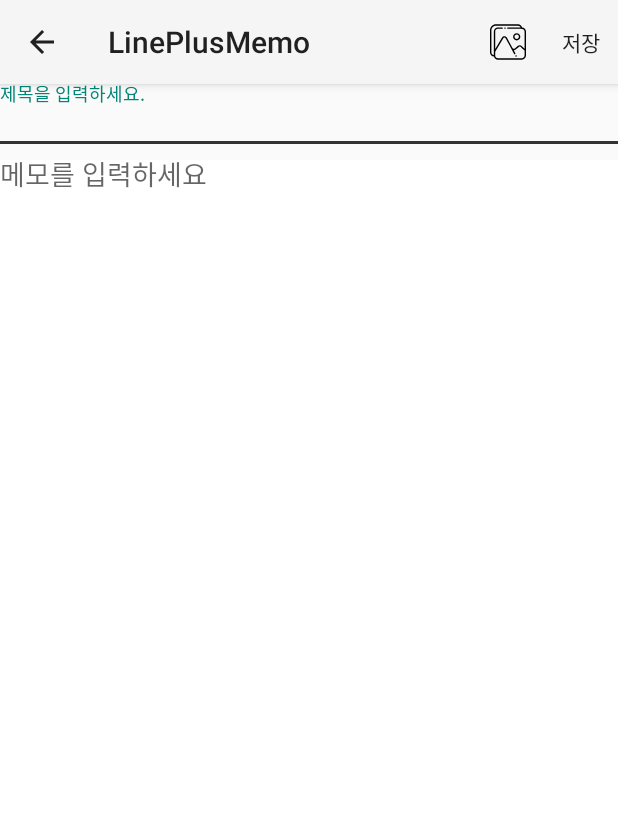
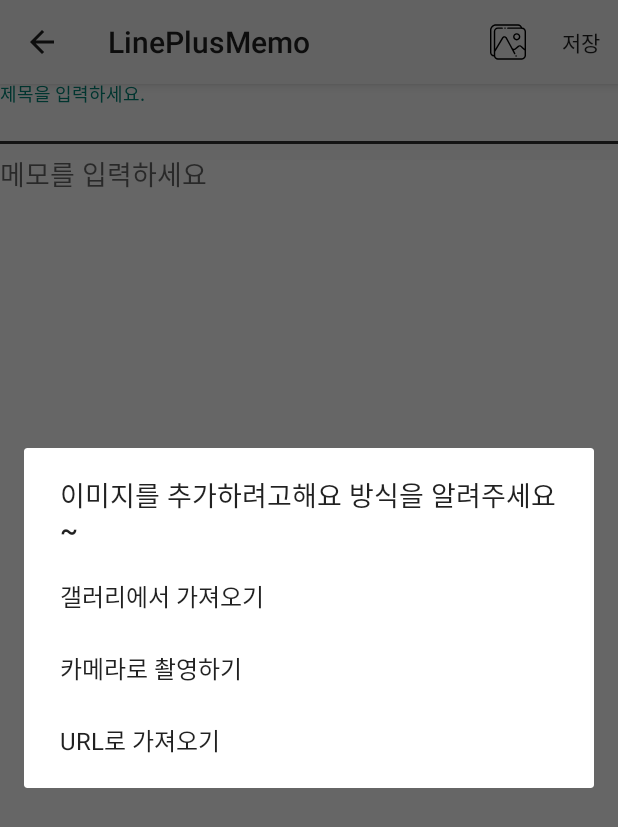
Before and after one commit to saechimdaeki/SimpleLineMemo, an Android app: the EditNoteActivity screen opened directly, with no data from a screen before it, after a tap on "갤러리", on a phone screen of 412 x 824 dp. Shown: the top 827 px of the screen. Run offline under Robolectric (Android 15) with nearby library versions, the phone set to English and light mode, and no system bars; our stand-ins replace Room's generated code.

```diff
--- a/app/src/main/AndroidManifest.xml
+++ b/app/src/main/AndroidManifest.xml
@@ -4,6 +4,7 @@
     <uses-permission android:name="android.permission.INTERNET"/>
     <uses-permission android:name="android.permission.READ_EXTERNAL_STORAGE" />
     <uses-permission android:name="android.permission.WRITE_EXTERNAL_STORAGE" />
+    <uses-permission android:name="android.permission.CAMERA" />
     <application
         android:allowBackup="true"
         android:icon="@mipmap/ic_launcher"
--- a/app/src/main/java/LINE/MEMO/KIMJUNSEONG/EditNoteActivity.java
+++ b/app/src/main/java/LINE/MEMO/KIMJUNSEONG/EditNoteActivity.java
@@ -1,5 +1,6 @@
 package LINE.MEMO.KIMJUNSEONG;
 
+import android.content.DialogInterface;
 import android.content.Intent;
 import android.os.Bundle;
 import android.provider.MediaStore;
@@ -8,9 +9,12 @@ import android.view.MenuItem;
 import android.widget.EditText;
 import android.widget.Toast;
 
+import androidx.appcompat.app.AlertDialog;
 import androidx.appcompat.app.AppCompatActivity;
 
+import java.util.ArrayList;
 import java.util.Date;
+import java.util.List;
 
 public class EditNoteActivity extends AppCompatActivity {
     private EditText inputNote;
@@ -38,7 +42,6 @@ public class EditNoteActivity extends AppCompatActivity {
         getMenuInflater().inflate(R.menu.note_menu, menu);
         return super.onCreateOptionsMenu(menu);
     }
-
     @Override
     public boolean onOptionsItemSelected(MenuItem item) {
         int id = item.getItemId();
@@ -52,7 +55,9 @@ public class EditNoteActivity extends AppCompatActivity {
 
         else if (id==R.id.access_gallery)
         {
-            startActivity(new Intent(MediaStore.INTENT_ACTION_STILL_IMAGE_CAMERA));
+            showdial();
+          //  startActivity(new Intent(MediaStore.INTENT_ACTION_STILL_IMAGE_CAMERA));
+
         }
         return super.onOptionsItemSelected(item);
     }
@@ -62,9 +67,9 @@ public class EditNoteActivity extends AppCompatActivity {
         String text = inputNote.getText().toString();
         String textbody=inputbody.getText().toString();
         if (!text.isEmpty()) {
-            long date = new Date().getTime(); // get Courent  system time
-            //Note note = new Note(text, date); // Create new Note
-             //dao.insertNote(note); // insert and save note to database
+            long date = new Date().getTime();
+            //Note note = new Note(text, date);
+             //dao.insertNote(note);
             if(tmp==null)
             {
                 tmp=new Note(text,date,textbody);
@@ -75,14 +80,36 @@ public class EditNoteActivity extends AppCompatActivity {
                 tmp.setBody(textbody);
                 dao.updateNote(tmp);
             }
-           // Note note = new Note(text, date); // Create new Note
-          //  dao.insertNote(note); // insert and save note to database
-
-
-
-
-            finish(); // return to the MainActivity
+           // Note note = new Note(text, date);
+          //  dao.insertNote(note);
+            finish();
         }
 
     }
+    void showdial()
+    {
+        final List<String> ListItems = new ArrayList<>();
+        ListItems.add("갤러리에서 가져오기");
+        ListItems.add("카메라로 촬영하기");
+        ListItems.add("URL로 가져오기");
+        final CharSequence[] items =  ListItems.toArray(new String[ ListItems.size()]);
+        AlertDialog.Builder builder = new AlertDialog.Builder(this);
+        builder.setTitle("이미지를 추가하려고해요 방식을 알려주세요~");
+        builder.setItems(items, new DialogInterface.OnClickListener() {
+            public void onClick(DialogInterface dialog, int pos) {
+                if(pos==0)
+                {
+                    Intent intent = new Intent();
+                    intent.setAction(android.content.Intent.ACTION_VIEW);
+                    intent.setType("image/*");
+                    intent.setFlags(Intent.FLAG_ACTIVITY_NEW_TASK);
+                    startActivity(intent);
+                }
+                else if(pos==1)
+                    startActivity(new Intent(MediaStore.INTENT_ACTION_STILL_IMAGE_CAMERA));
+
+            }
+        });
+        builder.show();
+    }
 }
--- a/app/src/main/java/LINE/MEMO/KIMJUNSEONG/MainActivity.java
+++ b/app/src/main/java/LINE/MEMO/KIMJUNSEONG/MainActivity.java
@@ -141,7 +141,7 @@ public class MainActivity extends AppCompatActivity implements NoteEventListener
                     public void onClick(DialogInterface dialogInterface, int i) {
                         Intent share=new Intent(Intent.ACTION_SEND);
                         share.setType("text/plain");
-                        share.putExtra(Intent.EXTRA_TEXT,note.getText()+"\n"+"by 김준성");
+                        share.putExtra(Intent.EXTRA_TEXT,note.getText()+"\n"+ note.getBody()+"by 김준성");
                         startActivity(share);
                     }
                 })
--- a/app/src/main/java/LINE/MEMO/KIMJUNSEONG/Note.java
+++ b/app/src/main/java/LINE/MEMO/KIMJUNSEONG/Note.java
@@ -20,7 +20,7 @@ public class Note {
     private  boolean checked= false;
 
 
-    /* 수정할 내용임 (room은 생성자 여러개 못하므로) body를 추가할것.  */
+    /* 수정완료 2020 02 18  김준성  */
     public Note(String text,long date, String body){
         this.text=text;
         this.date=date;
```
